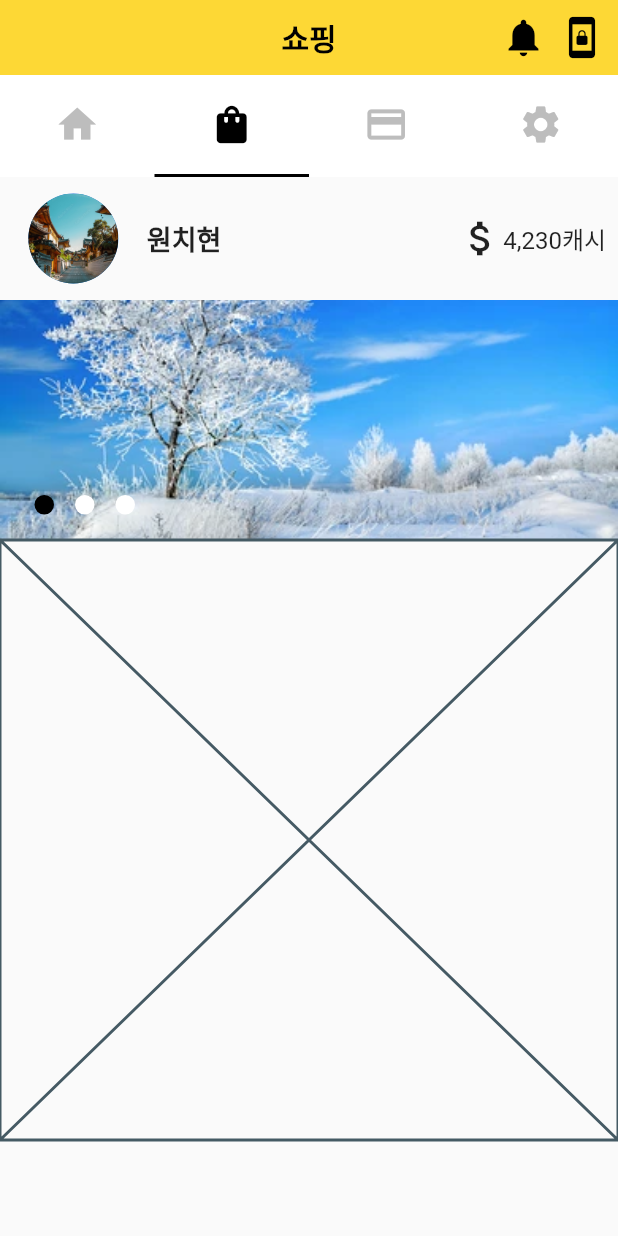
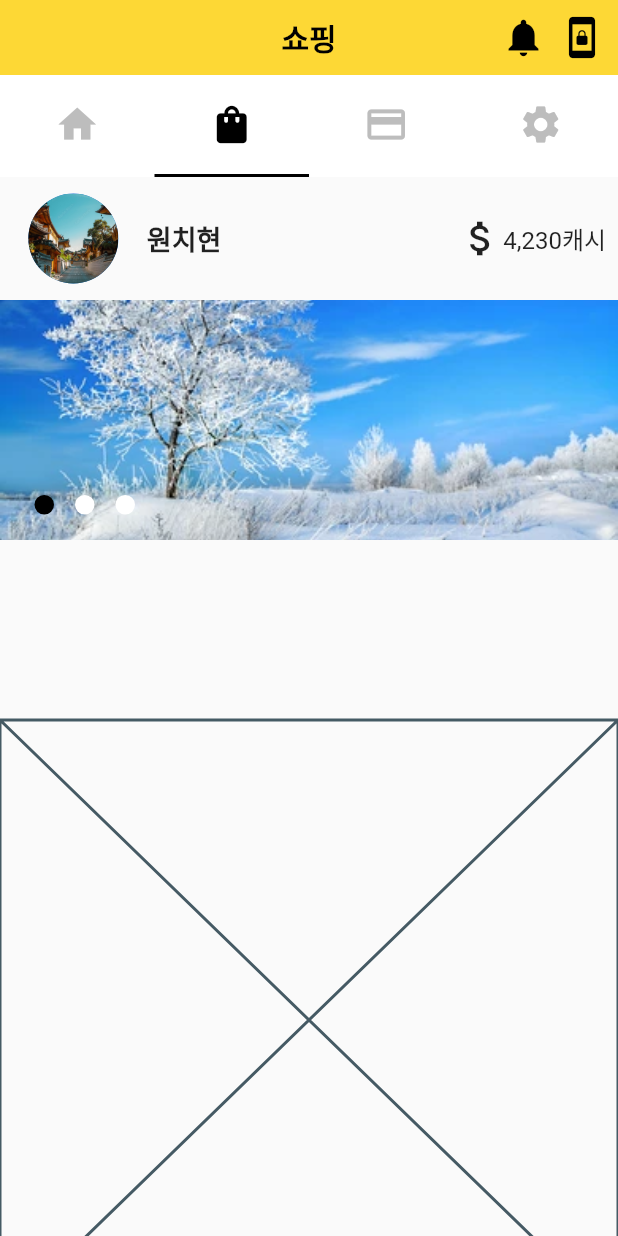
Before and after one commit to chihyeonwon/pedometer, a Flutter app: the screen it shows after launch, tab 2 chosen, on a phone screen of 412 x 824 dp. Run offline on Flutter 3.47's test engine with Material 2 defaults, Android fonts, the phone set to English and light mode, and no system bars; drawn by our look-alikes of carousel_slider.

Commit message:
ShoppingScreen Middle 슬라이더 위젯 autoPlayInterval 수정

```diff
--- a/lib/Screen/shopping_screen.dart
+++ b/lib/Screen/shopping_screen.dart
@@ -83,8 +83,8 @@ class _MiddleState extends State<Middle> {
           children: [
             CarouselSlider(
               options: CarouselOptions(
-                autoPlay:true,
-                autoPlayInterval:const Duration(seconds:1),
+                autoPlay: true,
+                autoPlayInterval: const Duration(seconds: 5),
                 autoPlayAnimationDuration: Duration(milliseconds: 400),
                 onPageChanged: (index, reason) {
                   setState(() {
@@ -110,7 +110,7 @@ class _MiddleState extends State<Middle> {
                             ),
                           ),
                           Positioned(
-                            bottom:10.0,
+                            bottom: 10.0,
                             left: 16.0,
                             child: Row(
                               children: [
@@ -138,6 +138,9 @@ class _MiddleState extends State<Middle> {
             ),
           ],
         ),
+        Container(
+          height:120.0,
+        ),
       ],
     ));
   }
```
